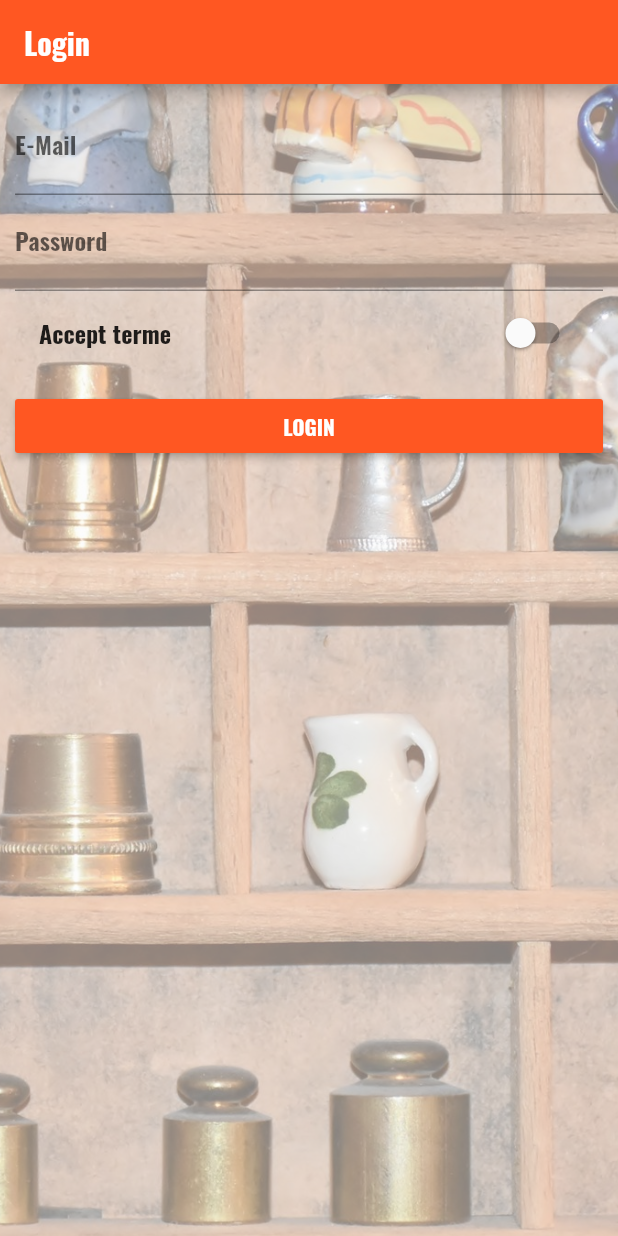
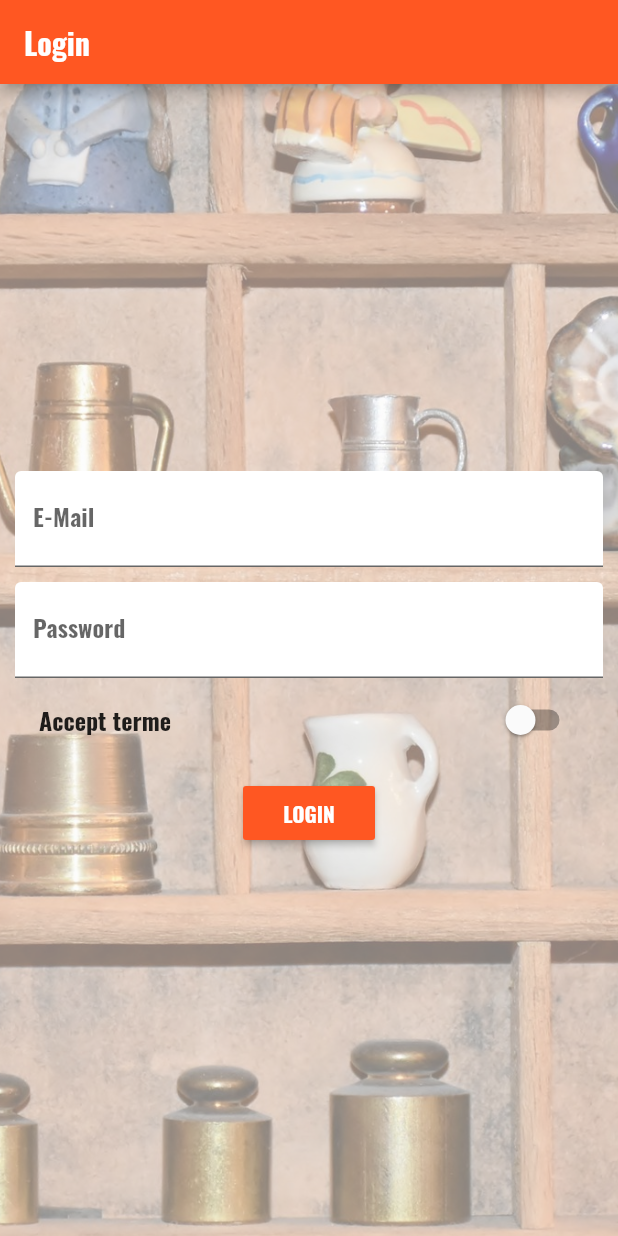
Before and after one commit to zakariae-/flutter_first_app, a Flutter app: the screen it shows after launch, on a phone screen of 412 x 824 dp. Run offline on Flutter 3.47's test engine with Material 2 defaults, Android fonts, the phone set to English and light mode, and no system bars.

Commit message:
Centering Authentication form

```diff
--- a/lib/pages/auth.dart
+++ b/lib/pages/auth.dart
@@ -21,15 +21,22 @@ class _AuthPageState extends State<AuthPage> {
         decoration: BoxDecoration(
           image: DecorationImage(
             fit: BoxFit.cover,
-            colorFilter: ColorFilter.mode(Colors.black.withOpacity(0.5), BlendMode.dstATop),
+            colorFilter: ColorFilter.mode(
+                Colors.black.withOpacity(0.5), BlendMode.dstATop),
             image: AssetImage('assets/background.jpg'),
           ),
         ),
         padding: EdgeInsets.all(10.0),
-        child: ListView(
+        child: Center(
+          child: SingleChildScrollView(
+            child: Column(
               children: <Widget>[
                 TextField(
-              decoration: InputDecoration(labelText: 'E-Mail'),
+                  decoration: InputDecoration(
+                    labelText: 'E-Mail',
+                    filled: true,
+                    fillColor: Colors.white,
+                  ),
                   keyboardType: TextInputType.emailAddress,
                   onChanged: (String value) {
                     setState(() {
@@ -37,8 +44,13 @@ class _AuthPageState extends State<AuthPage> {
                     });
                   },
                 ),
+                SizedBox(height: 10.0,),
                 TextField(
-              decoration: InputDecoration(labelText: 'Password'),
+                  decoration: InputDecoration(
+                    labelText: 'Password',
+                    filled: true,
+                    fillColor: Colors.white,
+                  ),
                   obscureText: true,
                   onChanged: (String value) {
                     setState(() {
@@ -71,6 +83,8 @@ class _AuthPageState extends State<AuthPage> {
               ],
             ),
           ),
+        ),
+      ),
     );
   }
 }
```
Lines whose indentation alone changed are shown as unchanged.
